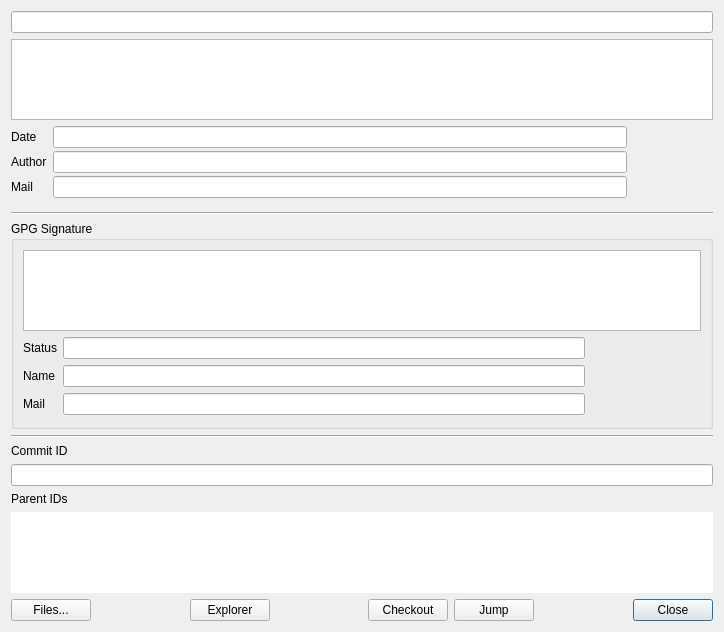
soramimi/Guitar, file src/CommitPropertyDialog.ui: the form before one commit.
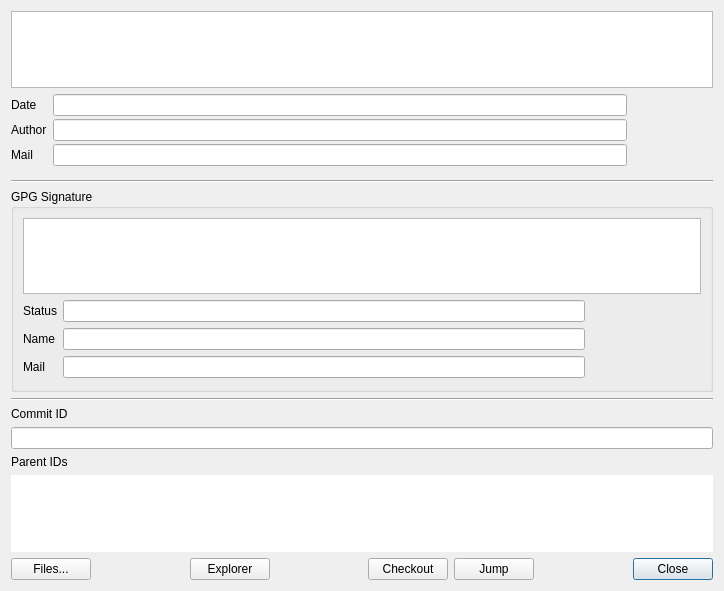
The form after the commit. The open tabs and pages were chosen to show the change. Custom widgets are drawn as their Qt base class.

Commit message: Add fixCommitMessageText to format multi-line commit messages in table view. Add stacked widget to handle PGP signature None state in CommitPropertyDialog.

What changed in the file:
```diff
--- a/src/CommitPropertyDialog.ui
+++ b/src/CommitPropertyDialog.ui
@@ -7,7 +7,7 @@
     <x>0</x>
     <y>0</y>
     <width>724</width>
-    <height>632</height>
+    <height>591</height>
    </rect>
   </property>
   <property name="windowTitle">
@@ -15,16 +15,7 @@
   </property>
   <layout class="QVBoxLayout" name="verticalLayout_2">
    <item>
-    <widget class="ReadOnlyLineEdit" name="lineEdit_message">
-     <property name="font">
-      <font>
-       <bold>true</bold>
-      </font>
-     </property>
-    </widget>
-   </item>
-   <item>
-    <widget class="QPlainTextEdit" name="plainTextEdit_message_detail">
+    <widget class="QPlainTextEdit" name="plainTextEdit_message">
      <property name="focusPolicy">
       <enum>Qt::FocusPolicy::NoFocus</enum>
      </property>
@@ -123,6 +114,12 @@
       </item>
       <item>
        <widget class="QGroupBox" name="groupBox">
+        <property name="sizePolicy">
+         <sizepolicy hsizetype="Preferred" vsizetype="Preferred">
+          <horstretch>0</horstretch>
+          <verstretch>0</verstretch>
+         </sizepolicy>
+        </property>
         <property name="minimumSize">
          <size>
           <width>0</width>
@@ -133,8 +130,75 @@
          <string>GPG Signature</string>
         </property>
         <layout class="QVBoxLayout" name="verticalLayout_3">
+         <property name="spacing">
+          <number>0</number>
+         </property>
+         <property name="leftMargin">
+          <number>0</number>
+         </property>
+         <property name="topMargin">
+          <number>0</number>
+         </property>
+         <property name="rightMargin">
+          <number>0</number>
+         </property>
+         <property name="bottomMargin">
+          <number>0</number>
+         </property>
+         <item>
+          <widget class="QStackedWidget" name="stackedWidget_pgp_sig">
+           <property name="sizePolicy">
+            <sizepolicy hsizetype="Preferred" vsizetype="Preferred">
+             <horstretch>0</horstretch>
+             <verstretch>0</verstretch>
+            </sizepolicy>
+           </property>
+           <property name="currentIndex">
+            <number>1</number>
+           </property>
+           <widget class="QWidget" name="page_pgp_show">
+            <layout class="QVBoxLayout" name="verticalLayout_5">
+             <item>
+              <widget class="QFrame" name="frame_pgp">
+               <property name="sizePolicy">
+                <sizepolicy hsizetype="Preferred" vsizetype="Maximum">
+                 <horstretch>0</horstretch>
+                 <verstretch>0</verstretch>
+                </sizepolicy>
+               </property>
+               <property name="minimumSize">
+                <size>
+                 <width>0</width>
+                 <height>100</height>
+                </size>
+               </property>
+               <property name="frameShape">
+                <enum>QFrame::Shape::NoFrame</enum>
+               </property>
+               <property name="frameShadow">
+                <enum>QFrame::Shadow::Raised</enum>
+               </property>
+               <layout class="QVBoxLayout" name="verticalLayout_4">
+                <property name="leftMargin">
+                 <number>0</number>
+                </property>
+                <property name="topMargin">
+                 <number>0</number>
+                </property>
+                <property name="rightMargin">
+                 <number>0</number>
+                </property>
+                <property name="bottomMargin">
+                 <number>0</number>
+                </property>
          <item>
           <widget class="QTextEdit" name="textEdit_sign_text">
+                  <property name="sizePolicy">
+                   <sizepolicy hsizetype="Expanding" vsizetype="Maximum">
+                    <horstretch>0</horstretch>
+                    <verstretch>0</verstretch>
+                   </sizepolicy>
+                  </property>
            <property name="readOnly">
             <bool>true</bool>
            </property>
@@ -215,6 +279,34 @@
       </item>
      </layout>
     </widget>
+           <widget class="QWidget" name="page_pgp_none">
+            <layout class="QHBoxLayout" name="horizontalLayout_4">
+             <item>
+              <widget class="QLabel" name="label_9">
+               <property name="text">
+                <string>Status</string>
+               </property>
+              </widget>
+             </item>
+             <item>
+              <widget class="ReadOnlyLineEdit" name="lineEdit_sign_status_2">
+               <property name="text">
+                <string>None</string>
+               </property>
+               <property name="readOnly">
+                <bool>true</bool>
+               </property>
+              </widget>
+             </item>
+            </layout>
+           </widget>
+          </widget>
+         </item>
+        </layout>
+       </widget>
+      </item>
+     </layout>
+    </widget>
    </item>
    <item>
     <widget class="Line" name="line">
```
Left out of the diff: 1 changed line with no effect on the pictures. Lines whose indentation alone changed are shown as unchanged. The commit also changes 4 other files.
